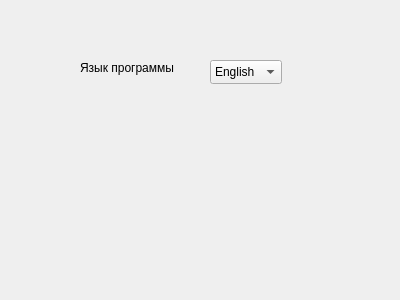
Qt form settingswindow.ui (greno4ka/Rainbow) before a commit.
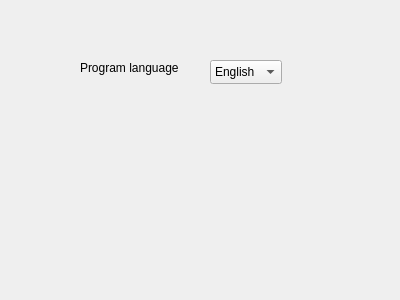
The same form after that commit.

Commit message: Add empty french translation

What changed in the file:
```diff
--- a/settingswindow.ui
+++ b/settingswindow.ui
@@ -43,12 +43,12 @@
     <rect>
      <x>80</x>
      <y>60</y>
-     <width>96</width>
+     <width>98</width>
      <height>16</height>
     </rect>
    </property>
    <property name="text">
-    <string>Язык программы</string>
+    <string>Program language</string>
    </property>
   </widget>
  </widget>
```
The commit also changes 2 other files.
